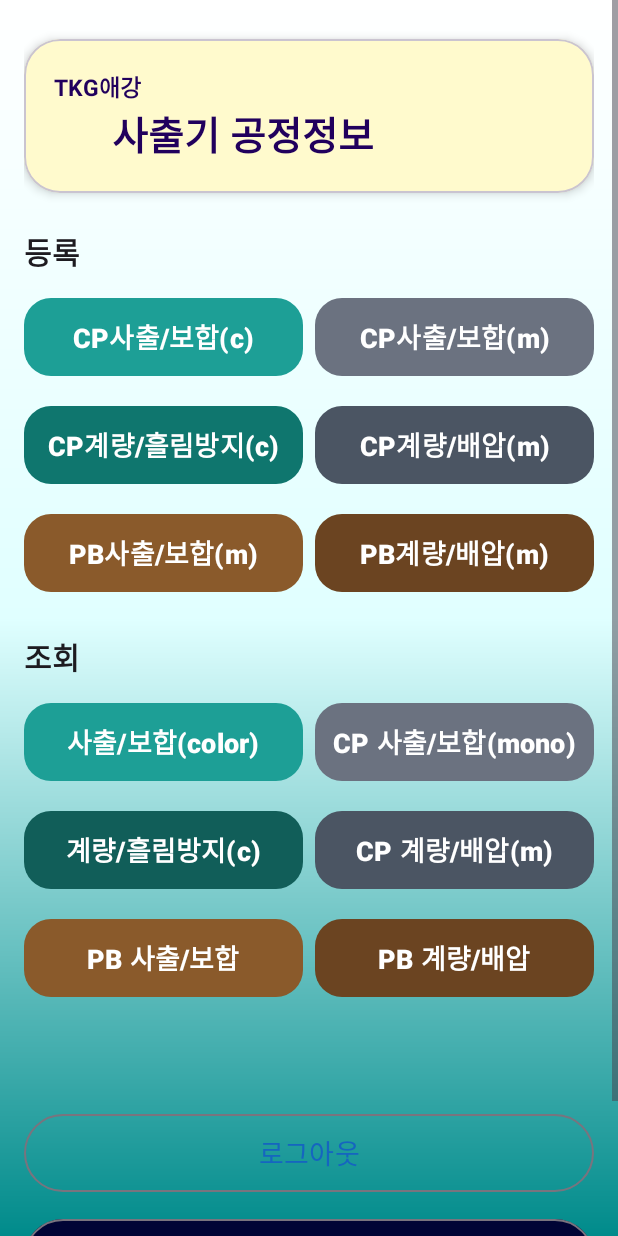
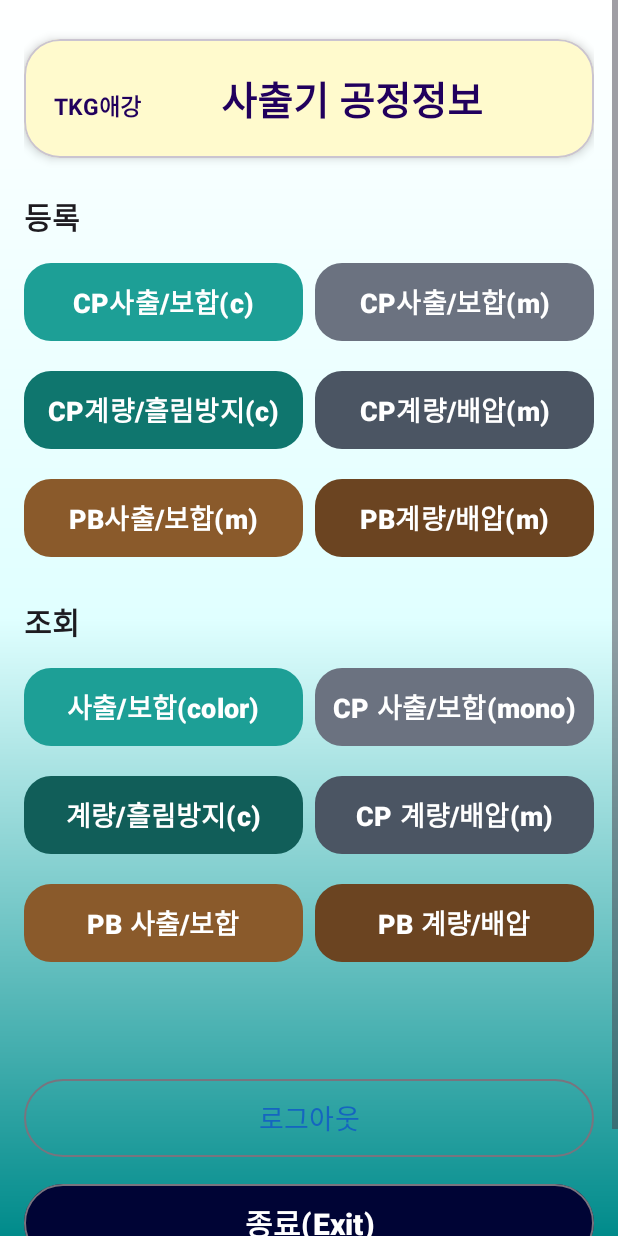
Before and after one commit to havanakim/akProd, an Android app: the layout activity_main.xml on its own in the app's theme, with its tools: preview values and no code run, on a phone screen of 412 x 824 dp. Run offline under Robolectric (Android 15) with nearby library versions, the phone set to English and light mode, and no system bars.

Commit message:
akProd: 메인 화면 제목 "TKG애강"과 "사출기 공정정보"를 한 줄로 배치
- 제목 카드의 세로 배치를 가로 배치로 변경, 두 글자의 기준선을 맞춤
- TKG애강은 글자 폭만큼, 사출기 공정정보는 남은 폭을 채워 가운데 정렬(한 줄 고정)
- 고정 너비(58dp·252dp) 대신 화면 폭에 맞춰 늘어나도록 변경

Co-Authored-By: Claude Opus 5.5 <noreply@anthropic.com>

```diff
--- a/akProd/app/src/main/res/layout/activity_main.xml
+++ b/akProd/app/src/main/res/layout/activity_main.xml
@@ -24,15 +24,17 @@
             app:cardElevation="4dp"
             app:cardBackgroundColor="@color/lemonchiffon">
 
+            <!-- "TKG애강" and "사출기 공정정보" on one line, sharing the text baseline. -->
             <LinearLayout
                 android:layout_width="match_parent"
                 android:layout_height="wrap_content"
-                android:orientation="vertical"
+                android:orientation="horizontal"
+                android:baselineAligned="true"
                 android:padding="20dp">
 
                 <TextView
                     android:id="@+id/textview"
-                    android:layout_width="58dp"
+                    android:layout_width="wrap_content"
                     android:layout_height="wrap_content"
                     android:gravity="start"
                     android:text="@string/tkg_ak"
@@ -42,9 +44,11 @@
 
                 <TextView
                     android:id="@+id/textView2"
-                    android:layout_width="252dp"
+                    android:layout_width="0dp"
                     android:layout_height="wrap_content"
+                    android:layout_weight="1"
                     android:gravity="center"
+                    android:maxLines="1"
                     android:text="@string/pda_in_out"
                     android:textColor="?attr/colorOnPrimaryFixed"
                     android:textSize="26sp"
```
